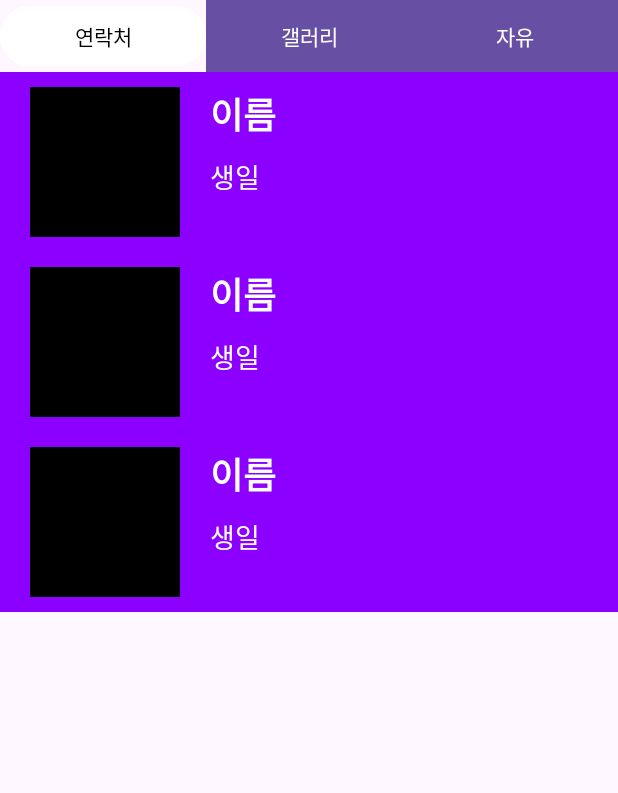
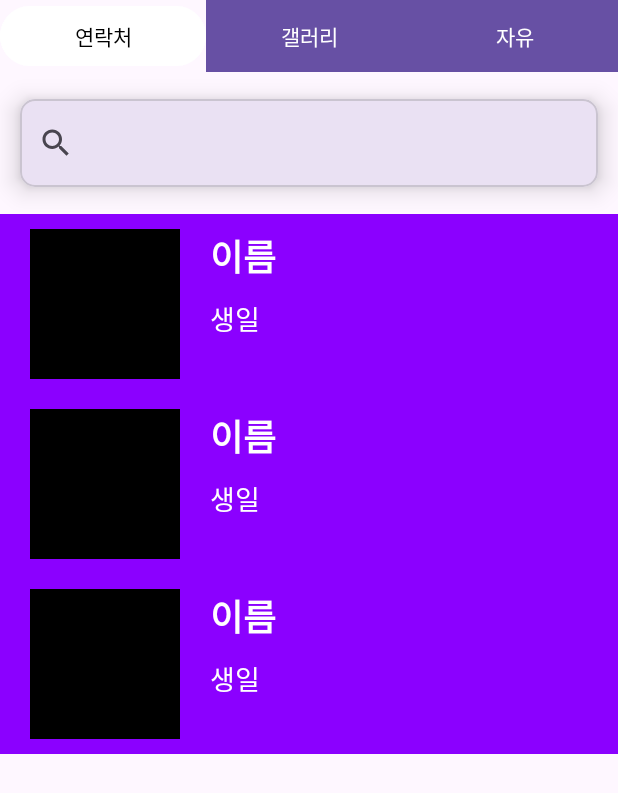
Before and after one commit to Jannare/madcamp_week1, an Android app: the layout activity_main.xml on its own in the app's theme, with its tools: preview values and no code run, on a phone screen of 412 x 824 dp. Shown: the top 793 px of the screen. Run offline under Robolectric (Android 15) with nearby library versions, the phone set to English and light mode, and no system bars.

Commit message:
[tab1] main 실행도 전에 꺼져서 ...

```diff
--- a/app/build.gradle.kts
+++ b/app/build.gradle.kts
@@ -57,5 +57,6 @@
     implementation ("com.github.bumptech.glide:glide:4.12.0")
     annotationProcessor ("com.github.bumptech.glide:compiler:4.12.0")
     implementation ("com.google.code.gson:gson:2.8.8")
+    implementation ("androidx.appcompat:appcompat:1.3.1")
 
 }
--- a/app/src/main/java/com/example/week1/SnsAdapter.kt
+++ b/app/src/main/java/com/example/week1/SnsAdapter.kt
@@ -50,8 +50,6 @@
                 }
             }
         }
-
-
     }
 }
 //        itemView.setOnClickListener {
--- a/app/src/main/res/layout/activity_main.xml
+++ b/app/src/main/res/layout/activity_main.xml
@@ -18,8 +18,7 @@
             android:backgroundTint="@color/white"
             app:layout_constraintTop_toTopOf="parent"
             app:layout_constraintStart_toStartOf="parent"
-            app:layout_constraintRight_toLeftOf="@+id/change22Button"
-            />
+            app:layout_constraintRight_toLeftOf="@+id/change22Button" />
 
         <Button
             android:id="@+id/change22Button"
@@ -39,20 +38,46 @@
             android:background="@drawable/color_change"
             app:layout_constraintTop_toTopOf="parent"
             app:layout_constraintLeft_toRightOf="@+id/change22Button"
+            app:layout_constraintEnd_toEndOf="parent" />
+
+        <com.google.android.material.card.MaterialCardView
+            android:id="@+id/mcv_profile"
+            android:layout_width="0dp"
+            android:layout_height="wrap_content"
+            app:cardCornerRadius="10dp"
+            app:cardElevation="10dp"
+            app:cardUseCompatPadding="true"
             app:layout_constraintEnd_toEndOf="parent"
-            />
+            app:layout_constraintHorizontal_bias="0.5"
+            app:layout_constraintStart_toStartOf="parent"
+            app:layout_constraintTop_toBottomOf="@id/change21Button">
+
+            <androidx.appcompat.widget.SearchView
+                android:id="@+id/sv_profile"
+                android:layout_width="match_parent"
+                android:layout_height="wrap_content"
+                app:queryHint="검색하십쇼"
+                app:queryBackground="@color/transparent"
+                android:paddingTop="5dp"
+                android:paddingBottom="5dp"
+                android:iconifiedByDefault="false"
+                app:layout_constraintTop_toBottomOf="@id/change21Button"
+                app:layout_constraintLeft_toLeftOf="parent"
+                app:layout_constraintRight_toRightOf="parent"/>
+
+        </com.google.android.material.card.MaterialCardView>
 
         <androidx.recyclerview.widget.RecyclerView
+            android:id="@+id/rv_profile"
             android:layout_width="match_parent"
-            android:layout_height="wrap_content"
-            android:id="@+id/rv_profile"
+            android:layout_height="0dp"
             app:layoutManager="androidx.recyclerview.widget.LinearLayoutManager"
             android:orientation="vertical"
             tools:listitem="@layout/item_recycler"
-            app:layout_constraintTop_toBottomOf="@id/change21Button"
+            app:layout_constraintTop_toBottomOf="@id/mcv_profile"
             app:layout_constraintLeft_toLeftOf="parent"
-            app:layout_constraintRight_toRightOf="parent"/>
-
+            app:layout_constraintRight_toRightOf="parent"
+            android:paddingBottom="150dp" />
 
     </androidx.constraintlayout.widget.ConstraintLayout>
 </layout>
--- a/app/src/main/res/values/colors.xml
+++ b/app/src/main/res/values/colors.xml
@@ -4,4 +4,5 @@
     <color name="white">#FFFFFFFF</color>
     <color name="purple">#8B00FF</color>
     <color name="green">#009000</color>
+    <color name="transparent">#00ff0000</color>
 </resources>
```
Also changed, not shown: app/src/main/java/com/example/week1/MainActivity.kt (+56 -18 lines), app/src/main/java/com/example/week1/ProfileAdapter.kt (+49 -4 lines).
